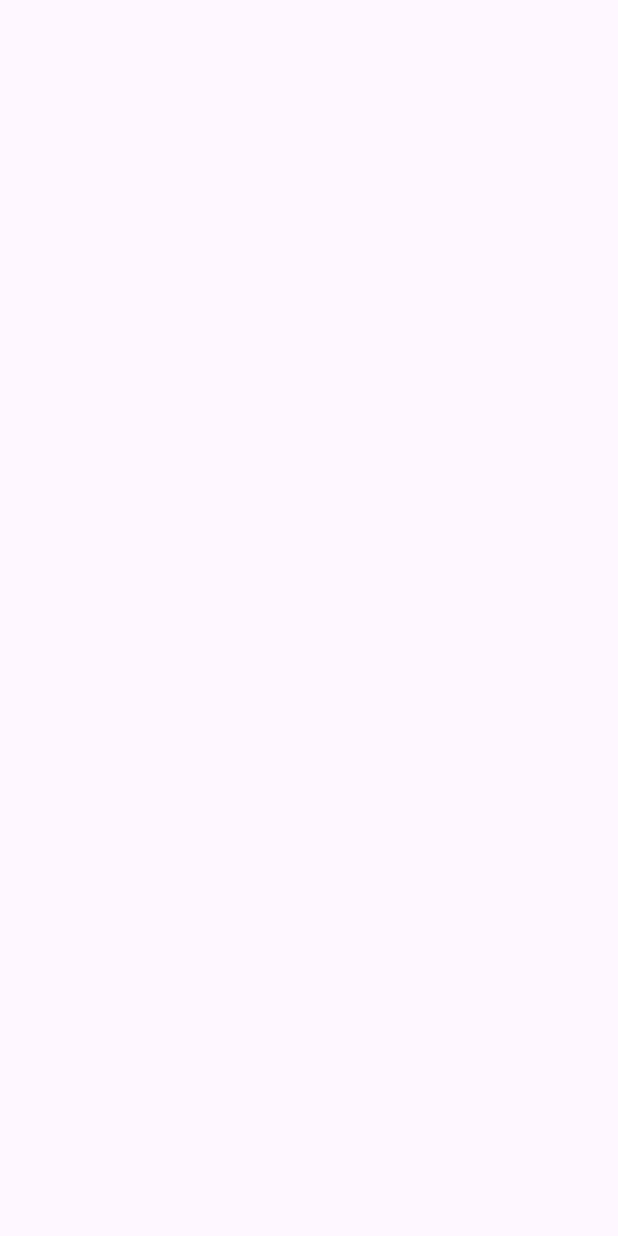
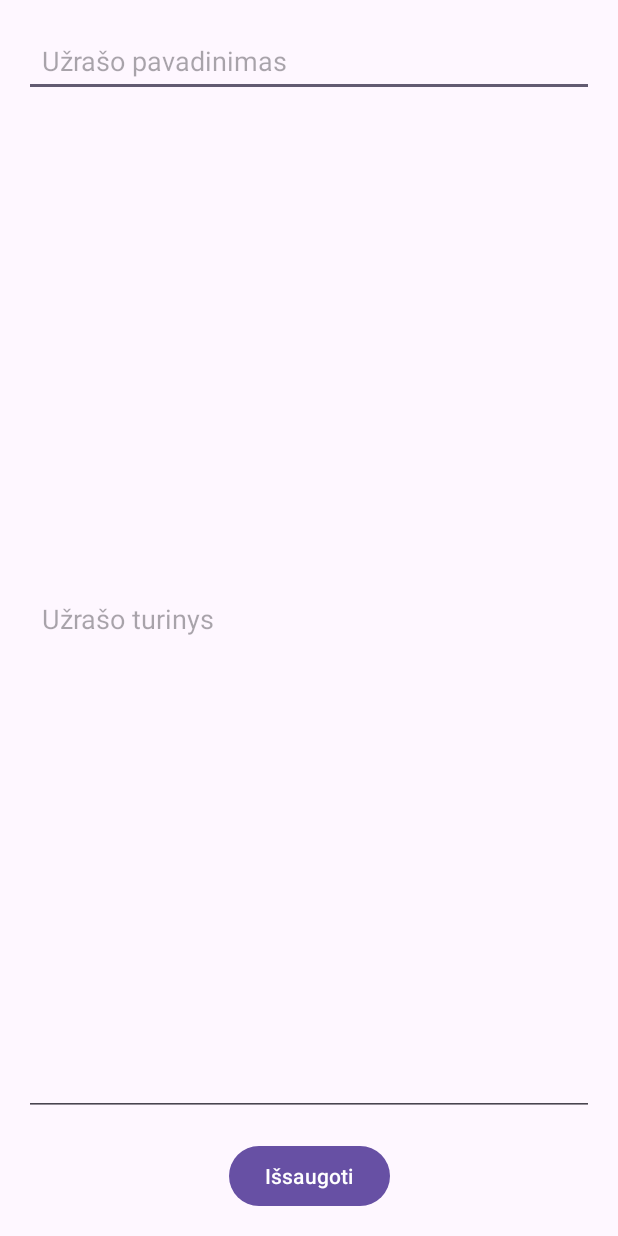
Before and after one commit to Gabija01/NotesApp, an Android app: the AddNoteActivity screen opened directly, with no data from a screen before it, on a phone screen of 412 x 824 dp. Before the commit the screen is empty. Run offline under Robolectric (Android 15) with nearby library versions, the phone set to English and light mode, and no system bars.

Commit message:
Created add note button

```diff
--- a/app/src/main/java/com/example/notesapp/AddNoteActivity.java
+++ b/app/src/main/java/com/example/notesapp/AddNoteActivity.java
@@ -1,24 +1,38 @@
 package com.example.notesapp;
 
+import android.content.SharedPreferences;
 import android.os.Bundle;
-
-import androidx.activity.EdgeToEdge;
+import android.view.View;
+import android.widget.Button;
+import android.widget.EditText;
+import android.widget.Toast;
 import androidx.appcompat.app.AppCompatActivity;
-import androidx.core.graphics.Insets;
-import androidx.core.view.ViewCompat;
-import androidx.core.view.WindowInsetsCompat;
 
 public class AddNoteActivity extends AppCompatActivity {
 
     @Override
     protected void onCreate(Bundle savedInstanceState) {
         super.onCreate(savedInstanceState);
-        EdgeToEdge.enable(this);
         setContentView(R.layout.activity_add_note);
-        ViewCompat.setOnApplyWindowInsetsListener(findViewById(R.id.main), (v, insets) -> {
-            Insets systemBars = insets.getInsets(WindowInsetsCompat.Type.systemBars());
-            v.setPadding(systemBars.left, systemBars.top, systemBars.right, systemBars.bottom);
-            return insets;
+
+        Button saveButton = findViewById(R.id.btnSaveNote);
+        saveButton.setOnClickListener(new View.OnClickListener() {
+            @Override
+            public void onClick(View v) {
+                String title = ((EditText) findViewById(R.id.etNoteTitle)).getText().toString();
+                String content = ((EditText) findViewById(R.id.etNoteContent)).getText().toString();
+
+                if (!title.isEmpty() && !content.isEmpty()) {
+                    SharedPreferences prefs = getSharedPreferences("NotesApp", MODE_PRIVATE);
+                    SharedPreferences.Editor editor = prefs.edit();
+                    editor.putString(title, content);
+                    editor.apply();
+
+                    finish();
+                } else {
+                    Toast.makeText(AddNoteActivity.this, "Pavadinimas ir turinys negali būti tušti", Toast.LENGTH_SHORT).show();
+                }
+            }
         });
     }
 }
--- a/app/src/main/res/layout/activity_add_note.xml
+++ b/app/src/main/res/layout/activity_add_note.xml
@@ -1,5 +1,6 @@
 <?xml version="1.0" encoding="utf-8"?>
-<androidx.constraintlayout.widget.ConstraintLayout xmlns:android="http://schemas.android.com/apk/res/android"
+<androidx.constraintlayout.widget.ConstraintLayout
+    xmlns:android="http://schemas.android.com/apk/res/android"
     xmlns:app="http://schemas.android.com/apk/res-auto"
     xmlns:tools="http://schemas.android.com/tools"
     android:id="@+id/main"
@@ -7,4 +8,45 @@
     android:layout_height="match_parent"
     tools:context=".AddNoteActivity">
 
+    <EditText
+        android:id="@+id/etNoteTitle"
+        android:layout_width="0dp"
+        android:layout_height="wrap_content"
+        android:hint="Užrašo pavadinimas"
+        android:minHeight="48dp"
+        android:padding="12dp"
+        app:layout_constraintTop_toTopOf="parent"
+        app:layout_constraintStart_toStartOf="parent"
+        app:layout_constraintEnd_toEndOf="parent"
+        android:layout_marginTop="16dp"
+        android:layout_marginStart="16dp"
+        android:layout_marginEnd="16dp"/>
+
+    <EditText
+        android:id="@+id/etNoteContent"
+        android:layout_width="0dp"
+        android:layout_height="0dp"
+        android:hint="Užrašo turinys"
+        android:minHeight="48dp"
+        android:padding="12dp"
+        app:layout_constraintTop_toBottomOf="@id/etNoteTitle"
+        app:layout_constraintStart_toStartOf="parent"
+        app:layout_constraintEnd_toEndOf="parent"
+        app:layout_constraintBottom_toTopOf="@id/btnSaveNote"
+        android:layout_marginTop="16dp"
+        android:layout_marginStart="16dp"
+        android:layout_marginEnd="16dp"
+        android:layout_marginBottom="16dp"/>
+
+    <Button
+        android:id="@+id/btnSaveNote"
+        android:layout_width="wrap_content"
+        android:layout_height="wrap_content"
+        android:text="Išsaugoti"
+        app:layout_constraintTop_toBottomOf="@id/etNoteContent"
+        app:layout_constraintBottom_toBottomOf="parent"
+        app:layout_constraintStart_toStartOf="parent"
+        app:layout_constraintEnd_toEndOf="parent"
+        android:layout_marginBottom="16dp"/>
+
 </androidx.constraintlayout.widget.ConstraintLayout>
```
